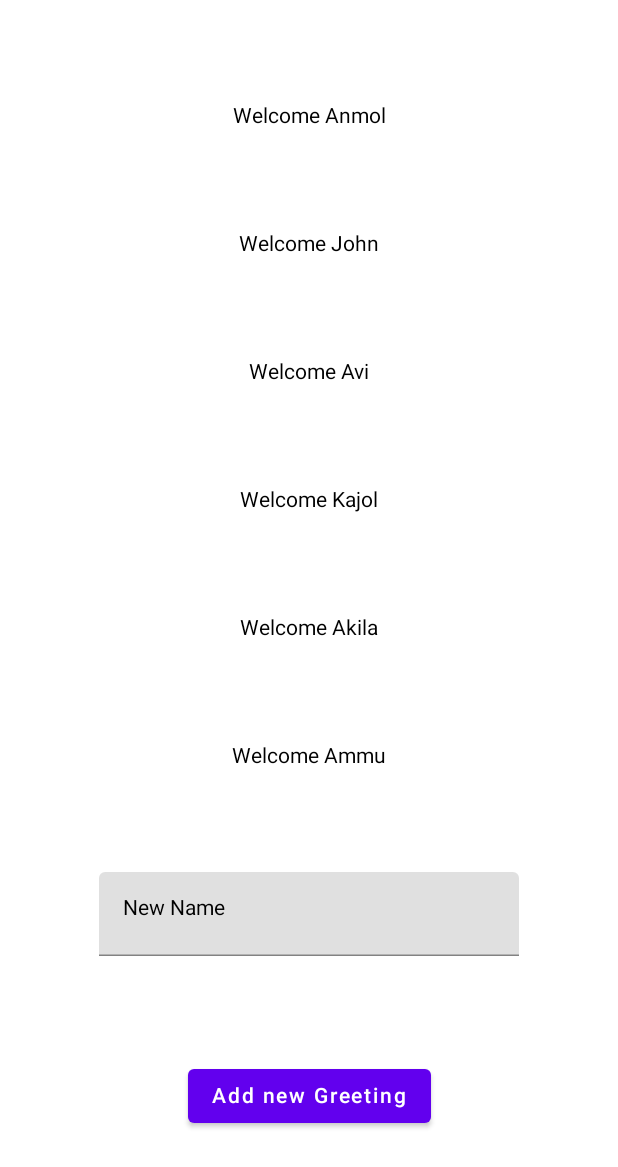
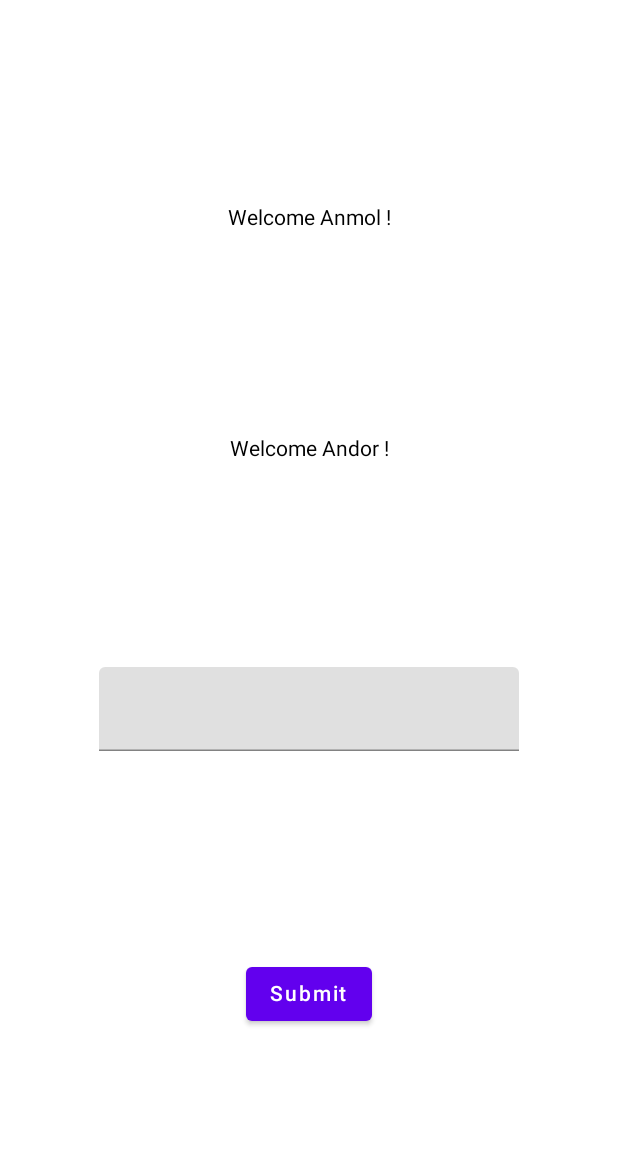
Before and after one commit to andor201995/ComposeIt, an Android app built with Jetpack Compose: the screen it shows after launch (DynamicContentActivity), on a phone screen of 412 x 824 dp. Shown: the top 1167 px of the screen. Run offline under Robolectric (Android 15) with nearby library versions, the phone set to English and light mode, and no system bars; our stand-ins replace livedata-compose.

Commit message:
move state to VM

```diff
--- a/app/build.gradle
+++ b/app/build.gradle
@@ -53,6 +53,7 @@ dependencies {
     implementation "androidx.compose.ui:ui-tooling:$compose_version"
     implementation 'androidx.lifecycle:lifecycle-runtime-ktx:2.3.1'
     implementation 'androidx.activity:activity-compose:1.3.0-alpha06'
+    implementation "androidx.compose.runtime:runtime-livedata:$compose_version"
     testImplementation 'junit:junit:4.+'
     androidTestImplementation 'androidx.test.ext:junit:1.1.2'
     androidTestImplementation 'androidx.test.espresso:espresso-core:3.3.0'
--- a/app/src/main/java/com/example/composeit/dynamic/DynamicContentActivity.kt
+++ b/app/src/main/java/com/example/composeit/dynamic/DynamicContentActivity.kt
@@ -11,9 +11,7 @@ import androidx.compose.material.Surface
 import androidx.compose.material.Text
 import androidx.compose.material.TextField
 import androidx.compose.runtime.Composable
-import androidx.compose.runtime.mutableStateListOf
-import androidx.compose.runtime.mutableStateOf
-import androidx.compose.runtime.remember
+import androidx.compose.runtime.livedata.observeAsState
 import androidx.compose.ui.Alignment
 import androidx.compose.ui.Modifier
 import androidx.compose.ui.tooling.preview.Preview
@@ -29,50 +27,41 @@ class DynamicContentActivity : AppCompatActivity() {
 }
 
 @Composable
-fun MainScreen() {
-    val nameList = remember {
-        mutableStateListOf(
-            "Anmol",
-            "John",
-            "Avi",
-            "Kajol",
-            "Akila",
-            "Ammu"
-        )
-    }
-    val newName = remember { mutableStateOf("New Name") }
+fun MainScreen(viewModel: DynamicContentViewModel = DynamicContentViewModel()) {
+    val newName = viewModel.textFieldState.observeAsState("")
+    val nameList = viewModel.greetingListState.observeAsState(listOf())
 
     Surface(modifier = Modifier.fillMaxSize()) {
         Column(
             verticalArrangement = Arrangement.SpaceEvenly,
             horizontalAlignment = Alignment.CenterHorizontally,
         ) {
-            NameList(
-                nameList,
-                { nameList.add(newName.value) },
-                newName.value,
-                { newName.value = it })
+            GreetingMessage(
+                nameList.value,
+                { viewModel.onButtonClicked() },
+                newName.value
+            ) { viewModel.onTextChanged(it) }
         }
     }
 }
 
 @Composable
-private fun NameList(
-    names: List<String>,
-    bottomClick: () -> Unit,
+private fun GreetingMessage(
+    nameList: List<String>,
+    onButtonClick: () -> Unit,
     newName: String,
     newNameUpdate: (String) -> Unit
 ) {
-    names.forEach { Name(it) }
+    nameList.forEach { Name(it) }
 
     TextField(value = newName, onValueChange = newNameUpdate)
 
-    Button(onClick = bottomClick) { Text(text = "Add new Greeting") }
+    Button(onClick = onButtonClick) { Text(text = "Submit") }
 }
 
 @Composable
 fun Name(name: String) {
-    Text(text = "Welcome $name")
+    Text(text = "Welcome $name !")
 }
 
 @Preview
--- /dev/null
+++ b/app/src/main/java/com/example/composeit/dynamic/DynamicContentViewModel.kt
@@ -0,0 +1,20 @@
+package com.example.composeit.dynamic
+
+import androidx.lifecycle.MutableLiveData
+import androidx.lifecycle.ViewModel
+
+class DynamicContentViewModel : ViewModel() {
+    val textFieldState = MutableLiveData("")
+    val greetingListState = MutableLiveData<List<String>>(listOf("Anmol", "Andor"))
+
+    fun onTextChanged(newText: String) {
+        textFieldState.value = newText
+    }
+
+    fun onButtonClicked() {
+        greetingListState.value = greetingListState.value?.toMutableList()?.apply {
+            add(textFieldState.value ?: "Default Value")
+        }
+    }
+
+}
```
